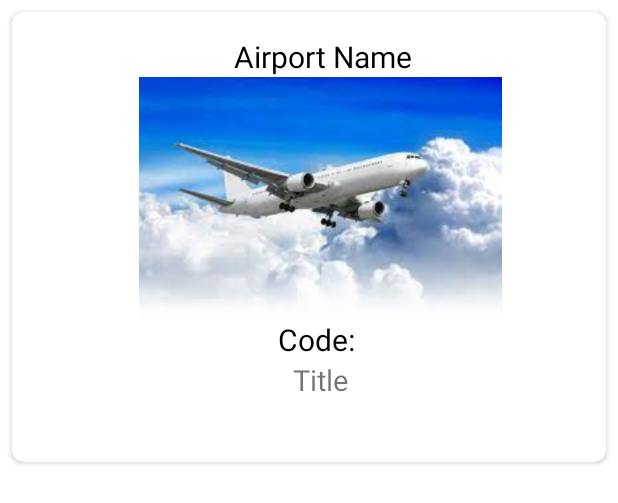
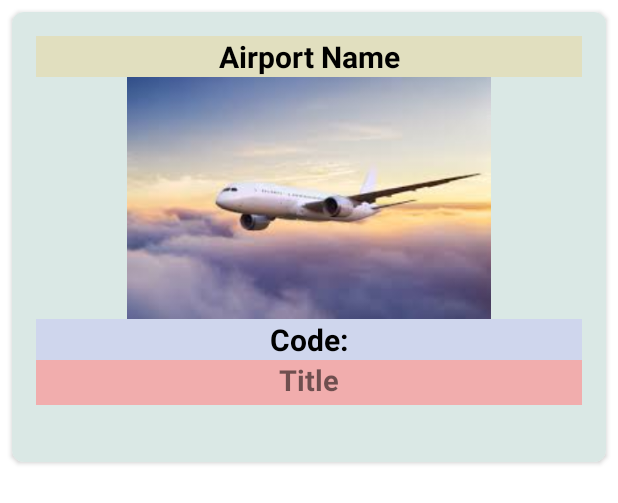
Before and after one commit to AgyapalDhanoa/Flight_Tracking_Application, an Android app: the layout airport_item.xml on its own in the app's theme, with its tools: preview values and no code run, on a phone screen of 412 x 824 dp. Shown: the top 503 px of the screen. Run offline under Robolectric (Android 15) with nearby library versions, the phone set to English and light mode, and no system bars.

```diff
--- a/app/src/main/java/com/agya/dhanoa/flight_track/Display_Data.java
+++ b/app/src/main/java/com/agya/dhanoa/flight_track/Display_Data.java
@@ -2,6 +2,7 @@ package com.agya.dhanoa.flight_track;
 
 import androidx.appcompat.app.AppCompatActivity;
 
+import android.annotation.SuppressLint;
 import android.content.Intent;
 import android.os.Bundle;
 import android.webkit.WebSettings;
@@ -10,6 +11,7 @@ import android.webkit.WebViewClient;
 
 public class Display_Data extends AppCompatActivity {
 public WebView webView;
+    @SuppressLint("SetJavaScriptEnabled")
     @Override
     protected void onCreate(Bundle savedInstanceState) {
         super.onCreate(savedInstanceState);
@@ -18,7 +20,7 @@ public WebView webView;
         WebSettings webSettings = webView.getSettings();
         webSettings.setJavaScriptEnabled(true);
         Intent intent = getIntent();
-        String data  ="Airlines";
+        String data;
         data=  intent.getStringExtra("Search");
 
         webView.setWebViewClient(new WebViewClient());
--- a/app/src/main/res/layout/activity_main.xml
+++ b/app/src/main/res/layout/activity_main.xml
@@ -14,6 +14,6 @@
         android:layout_width="match_parent"
         android:layout_height="wrap_content"
         android:layout_marginTop="60dp"
-        android:background="@android:color/darker_gray" />
+        android:background="#A0CBD1" />
 
 </RelativeLayout>
--- a/app/src/main/res/layout/airport_item.xml
+++ b/app/src/main/res/layout/airport_item.xml
@@ -11,43 +11,53 @@
     <LinearLayout
         android:layout_width="match_parent"
         android:layout_height="300dp"
+        android:background="#AF9999"
+        android:backgroundTint="#DAE8E5"
         android:orientation="vertical"
         android:padding="16dp">
 
         <TextView
             android:id="@+id/Airport_Name"
-            android:layout_width="381dp"
+            android:layout_width="match_parent"
             android:layout_height="wrap_content"
+            android:background="#AF9E9E"
+            android:backgroundTint="#E1DFBF"
             android:text="@string/airport_name"
             android:textAlignment="center"
             android:textColor="@android:color/black"
-            android:textSize="20sp" />
+            android:textSize="20sp"
+            android:textStyle="bold" />
+
 
         <ImageView
             android:id="@+id/image_view"
-            android:layout_width="379dp"
+            android:layout_width="match_parent"
             android:layout_height="161dp"
-            android:src="@drawable/five"
-            tools:ignore="ImageContrastCheck"
-            android:contentDescription="@string/todo" />
-
+            android:contentDescription="@string/todo"
+            android:src="@drawable/four"
+            tools:ignore="ImageContrastCheck" />
 
         <TextView
             android:id="@+id/Code"
-            android:layout_width="374dp"
+            android:layout_width="match_parent"
             android:layout_height="wrap_content"
+            android:background="#9B9C87"
+            android:backgroundTint="#CFD6ED"
             android:text="@string/code"
             android:textAlignment="center"
             android:textColor="@android:color/black"
-            android:textSize="20sp" />
+            android:textSize="20sp"
+            android:textStyle="bold" />
 
         <TextView
             android:id="@+id/Title"
-            android:layout_width="379dp"
+            android:layout_width="match_parent"
             android:layout_height="30dp"
+            android:background="#F1ADAD"
             android:text="@string/title"
             android:textAlignment="center"
-            android:textSize="19sp" />
+            android:textSize="19sp"
+            android:textStyle="bold" />
 
     </LinearLayout>
 
--- a/app/src/main/res/layout/toolbar.xml
+++ b/app/src/main/res/layout/toolbar.xml
@@ -2,7 +2,7 @@
 <androidx.appcompat.widget.Toolbar xmlns:android="http://schemas.android.com/apk/res/android"
     android:layout_width="match_parent"
     android:layout_height="wrap_content"
-    android:background="@color/design_default_color_primary"
+    android:background="@color/teal_200"
     android:elevation="4dp"
     android:theme="@style/ThemeOverlay.AppCompat.Dark.ActionBar">
 
--- a/app/src/main/res/menu/menu.xml
+++ b/app/src/main/res/menu/menu.xml
@@ -17,6 +17,8 @@
 
     <item
         android:title="@string/logout"
+        android:id="@+id/Logout"
+        android:onClick="BackLogout"
         android:icon="@drawable/ic_logout"
         app:showAsAction="ifRoom"
         />
--- a/app/src/main/res/mipmap-anydpi-v26/ic_launcher_round.xml
+++ b/app/src/main/res/mipmap-anydpi-v26/ic_launcher_round.xml
@@ -1,5 +1,5 @@
 <?xml version="1.0" encoding="utf-8"?>
 <adaptive-icon xmlns:android="http://schemas.android.com/apk/res/android">
-    <background android:drawable="@drawable/ic_launcher_background" />
-    <foreground android:drawable="@drawable/ic_launcher_foreground" />
+    <background android:drawable="@drawable/four" />
+    <foreground android:drawable="@drawable/three" />
 </adaptive-icon>
```
Also changed, not shown: app/src/main/AndroidManifest.xml (+7 -1 lines), app/src/main/java/com/agya/dhanoa/flight_track/AirlineAdapter.java (+13 -15 lines), app/src/main/java/com/agya/dhanoa/flight_track/AirlineItem.java (+6 -4 lines), app/src/main/java/com/agya/dhanoa/flight_track/LoginAndSignUp.java (added, +71 -0 lines), app/src/main/res/values/strings.xml (+18 -1 lines), app/src/main/res/drawable-v24/logo.png (added).
